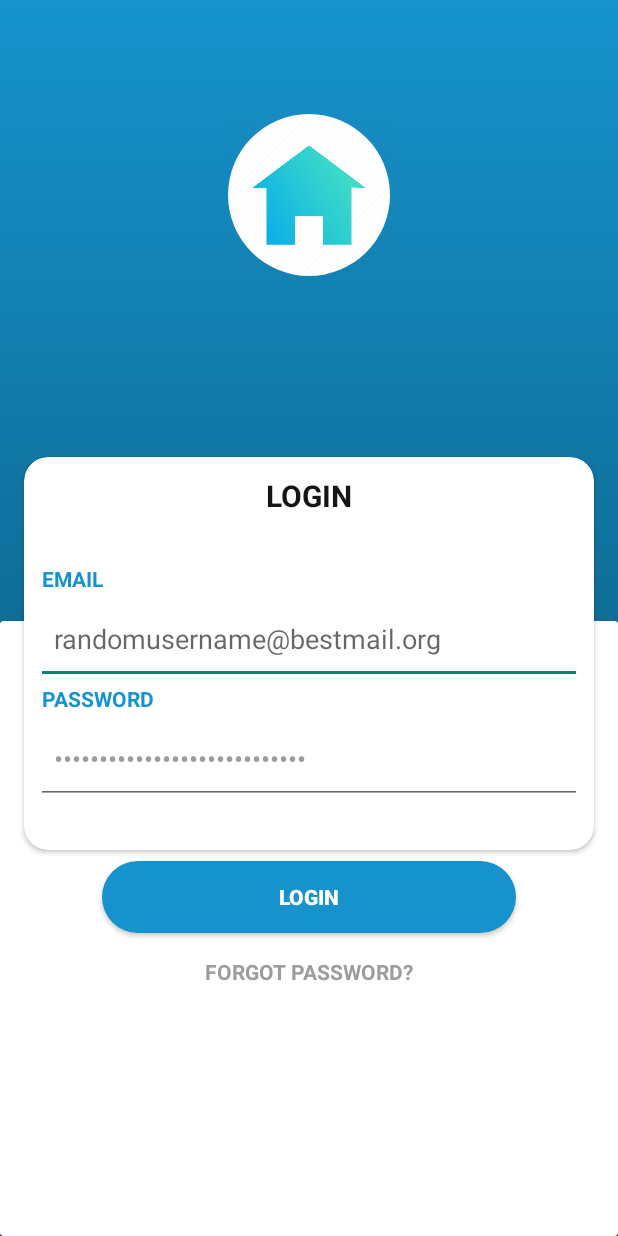
After one commit to archivogogo/Des-App-Moviles, an Android app: the LoginActivity2 screen opened directly, with no data from a screen before it, on a phone screen of 412 x 824 dp. The commit adds this screen. Run offline under Robolectric (Android 15) with nearby library versions, the phone set to English and light mode, and no system bars.

Commit message:
Añadición del Login 2
Update al Login 2

```diff
--- a/Anahuac-master/app/src/main/AndroidManifest.xml
+++ b/Anahuac-master/app/src/main/AndroidManifest.xml
@@ -13,6 +13,9 @@
         android:supportsRtl="true"
         android:theme="@style/Theme.Anahuac"
         tools:targetApi="31">
+        <activity
+            android:name=".LoginActivity2"
+            android:exported="false" />
         <activity
             android:name=".AlertActivity"
             android:exported="false" />
--- /dev/null
+++ b/Anahuac-master/app/src/main/java/com/anahuac/anahuac/LoginActivity2.java
@@ -0,0 +1,14 @@
+package com.anahuac.anahuac;
+
+import androidx.appcompat.app.AppCompatActivity;
+
+import android.os.Bundle;
+
+public class LoginActivity2 extends AppCompatActivity {
+
+    @Override
+    protected void onCreate(Bundle savedInstanceState) {
+        super.onCreate(savedInstanceState);
+        setContentView(R.layout.activity_login2);
+    }
+}
--- /dev/null
+++ b/Anahuac-master/app/src/main/res/drawable/button.xml
@@ -0,0 +1,7 @@
+<?xml version="1.0" encoding="utf-8"?>
+<shape xmlns:android="http://schemas.android.com/apk/res/android"
+    android:shape="rectangle">
+    <solid android:color="@color/teal"/>
+    <corners android:radius="@dimen/margin_top"/>
+
+</shape>
--- /dev/null
+++ b/Anahuac-master/app/src/main/res/drawable/gradient_teal.xml
@@ -0,0 +1,9 @@
+<?xml version="1.0" encoding="utf-8"?>
+<shape xmlns:android="http://schemas.android.com/apk/res/android">
+    <gradient
+        android:type="linear"
+        android:angle="270"
+        android:startColor="@color/teal"
+        android:endColor="@color/darkerTeal">
+    </gradient>
+</shape>
--- /dev/null
+++ b/Anahuac-master/app/src/main/res/drawable/home.xml
@@ -0,0 +1,8 @@
+<?xml version="1.0" encoding="utf-8"?>
+<shape xmlns:android="http://schemas.android.com/apk/res/android"
+    android:shape="oval">
+    <solid
+        android:color="@color/white"
+        />
+
+</shape>
--- /dev/null
+++ b/Anahuac-master/app/src/main/res/layout/activity_login2.xml
@@ -0,0 +1,144 @@
+<?xml version="1.0" encoding="utf-8"?>
+<androidx.constraintlayout.widget.ConstraintLayout xmlns:android="http://schemas.android.com/apk/res/android"
+    xmlns:app="http://schemas.android.com/apk/res-auto"
+    xmlns:tools="http://schemas.android.com/tools"
+    android:layout_width="match_parent"
+    android:layout_height="match_parent"
+    tools:context=".LoginActivity2"
+    android:background="@drawable/gradient_teal">
+
+    <ImageView
+        android:layout_width="@dimen/home_logo"
+        android:layout_height="@dimen/home_logo"
+        android:src="@drawable/homeicon"
+        app:layout_constraintStart_toStartOf="parent"
+        app:layout_constraintEnd_toEndOf="parent"
+        app:layout_constraintTop_toTopOf="parent"
+        android:layout_marginTop="@dimen/height_home_logo"
+        android:background="@drawable/home"/>
+
+    <androidx.constraintlayout.widget.Guideline
+        android:id="@+id/gl_Center"
+        android:layout_width="match_parent"
+        android:layout_height="match_parent"
+        android:orientation="horizontal"
+        app:layout_constraintGuide_percent="0.35"/>
+
+    <androidx.cardview.widget.CardView
+        android:id="@+id/cv_Login"
+        android:layout_width="match_parent"
+        android:layout_height="@dimen/login_card_height"
+        app:layout_constraintTop_toBottomOf="@+id/gl_Center"
+        android:layout_margin="@dimen/margin_default"
+        app:cardCornerRadius="@dimen/margin_default"
+        android:elevation="@dimen/margin_default">
+
+        <LinearLayout
+            android:layout_width="match_parent"
+            android:layout_height="wrap_content"
+            android:orientation="vertical">
+
+            <TextView
+                android:layout_width="match_parent"
+                android:layout_height="wrap_content"
+                android:text="@string/txt_Login"
+                android:textColor="@color/black_grey"
+                android:textStyle="bold"
+                android:textSize="@dimen/font_size_title"
+                android:gravity="center"
+                android:paddingBottom="@dimen/login_padding"
+                android:paddingTop="@dimen/small_padding"/>
+
+            <TextView
+                android:layout_width="wrap_content"
+                android:layout_height="wrap_content"
+                android:text="@string/txt_Email"
+                android:textStyle="bold"
+                android:textColor="@color/teal"
+                android:paddingStart="@dimen/small_padding"
+                />
+
+            <EditText
+                android:layout_width="match_parent"
+                android:layout_height="wrap_content"
+                android:hint="@string/txt_EmailMockup"
+                android:padding="@dimen/campus_name_padding"
+                android:paddingStart="@dimen/small_padding"
+                android:textColor="@color/grayLight"
+                android:layout_marginStart="@dimen/margin_input"
+                android:layout_marginEnd="@dimen/margin_input"
+                />
+
+            <TextView
+                android:layout_width="wrap_content"
+                android:layout_height="wrap_content"
+                android:text="@string/txt_Password"
+                android:textStyle="bold"
+                android:textColor="@color/teal"
+                android:paddingStart="@dimen/small_padding"/>
+
+            <EditText
+                android:layout_width="match_parent"
+                android:layout_height="wrap_content"
+                android:padding="@dimen/campus_name_padding"
+                android:paddingStart="@dimen/small_padding"
+                android:inputType="numberPassword"
+                android:singleLine="true"
+                android:textColor="@color/grayLight"
+                android:text="@string/txt_anahuac_cancun"
+                android:layout_marginStart="@dimen/margin_input"
+                android:layout_marginEnd="@dimen/margin_input"
+                />
+
+        </LinearLayout>
+
+    </androidx.cardview.widget.CardView>
+
+    <androidx.constraintlayout.widget.Guideline
+        android:id="@+id/gl_button"
+        android:layout_width="wrap_content"
+        android:layout_height="match_parent"
+        android:orientation="horizontal"
+        app:layout_constraintGuide_percent="0.7255"/>
+
+    <Button
+        android:id="@+id/login_Button"
+        android:layout_width="match_parent"
+        android:layout_height="wrap_content"
+        android:text="@string/txt_Login"
+        android:paddingStart="@dimen/login_padding"
+        android:paddingEnd="@dimen/login_padding"
+        app:layout_constraintTop_toTopOf="@id/gl_button"
+        app:layout_constraintBottom_toBottomOf="@id/gl_button"
+        app:layout_constraintStart_toStartOf="@id/gl_button"
+        app:layout_constraintEnd_toEndOf="@id/gl_button"
+        android:layout_marginStart="68dp"
+        android:layout_marginEnd="68dp"
+        android:background="@drawable/button"
+        android:textColor="@color/white"
+        android:elevation="@dimen/margin_top"
+        android:textStyle="bold"
+        />
+
+    <TextView
+        android:layout_width="wrap_content"
+        android:layout_height="wrap_content"
+        android:text="@string/txt_forgot_password"
+        app:layout_constraintTop_toBottomOf="@id/login_Button"
+        app:layout_constraintStart_toStartOf="parent"
+        app:layout_constraintEnd_toEndOf="parent"
+        android:layout_marginTop="@dimen/margin_default"
+        android:textColor="@color/grayLight"
+        android:textStyle="bold"
+        android:elevation="@dimen/margin_top"/>
+
+    <androidx.cardview.widget.CardView
+        android:layout_width="match_parent"
+        android:layout_height="@dimen/white_card"
+        app:layout_constraintBottom_toBottomOf="parent"
+        android:background="@color/white"
+        app:cardElevation="0dp"
+        />
+
+
+</androidx.constraintlayout.widget.ConstraintLayout>
--- a/Anahuac-master/app/src/main/res/values/colors.xml
+++ b/Anahuac-master/app/src/main/res/values/colors.xml
@@ -10,9 +10,12 @@
     <color name="teal_700">#FF018786</color>
     <color name="black">#FF000000</color>
     <color name="black_60">#99000000</color>
+    <color name="black_grey">#151515</color>
     <color name="white">#FFFFFFFF</color>
     <color name="red">#E41E1E</color>
     <color name="anahuac_orange">#FF8400</color>
     <color name="primary_fb">#3B5998</color>
     <color name="secondary_fb">#6387D3</color>
+    <color name="teal">#1693CC</color>
+    <color name="darkerTeal">#084763</color>
 </resources>
--- a/Anahuac-master/app/src/main/res/values/dimens.xml
+++ b/Anahuac-master/app/src/main/res/values/dimens.xml
@@ -2,11 +2,13 @@
 <resources>
     <dimen name="margin_default">16dp</dimen>
     <dimen name="margin_start">0.2dp</dimen>
+    <dimen name="margin_input">8dp</dimen>
     <dimen name="margin_top">32dp</dimen>
     <dimen name="margin_medium">8dp</dimen>
     <dimen name="corner_radius">8dp</dimen>
     <dimen name="line_height">1dp</dimen>
     <dimen name="height_logo">48dp</dimen>
+    <dimen name="height_home_logo">76dp</dimen>
     <dimen name="btn_width">224</dimen>
     <dimen name="font_size_title">20sp</dimen>
     <dimen name="width_logo">224dp</dimen>
@@ -16,5 +18,10 @@
     <dimen name="campus_image_height">200dp</dimen>
     <dimen name="campus_card">228dp</dimen>
     <dimen name="campus_name_padding">18dp</dimen>
-
+    <dimen name="login_padding">32dp</dimen>
+    <dimen name="login_card_height">262dp</dimen>
+    <dimen name="small_padding">12dp</dimen>
+    <dimen name="home_logo">108dp</dimen>
+    <dimen name="white_card">410dp</dimen>
+    <dimen name="none">0dp</dimen>
 </resources>
--- a/Anahuac-master/app/src/main/res/values/strings.xml
+++ b/Anahuac-master/app/src/main/res/values/strings.xml
@@ -18,4 +18,9 @@
     <string name="txt_alert">¡Alerta!</string>
     <string name="txt_alert_wButton">Alerta con botónes</string>
     <string name="txt_alert_wList">Alerta con lista</string>
+    <string name="txt_Login">LOGIN</string>
+    <string name="txt_Email">EMAIL</string>
+    <string name="txt_Password">PASSWORD</string>
+    <string name="txt_EmailMockup">randomusername@bestmail.org</string>
+    <string name="txt_forgot_password">FORGOT PASSWORD?</string>
 </resources>
--- a/Anahuac-master/app/src/main/res/values/themes.xml
+++ b/Anahuac-master/app/src/main/res/values/themes.xml
@@ -1,6 +1,6 @@
 <resources xmlns:tools="http://schemas.android.com/tools">
     <!-- Base application theme. -->
-    <style name="Theme.Anahuac" parent="Theme.MaterialComponents.DayNight.NoActionBar">
+    <style name="Theme.Anahuac" parent="Theme.AppCompat.Light.NoActionBar">
         <!-- Primary brand color. -->
         <item name="colorPrimary">@color/purple_500</item>
         <item name="colorPrimaryVariant">@color/purple_700</item>
```
Also changed, not shown: Anahuac-master/app/src/main/res/drawable-v24/homeicon.png (added).
